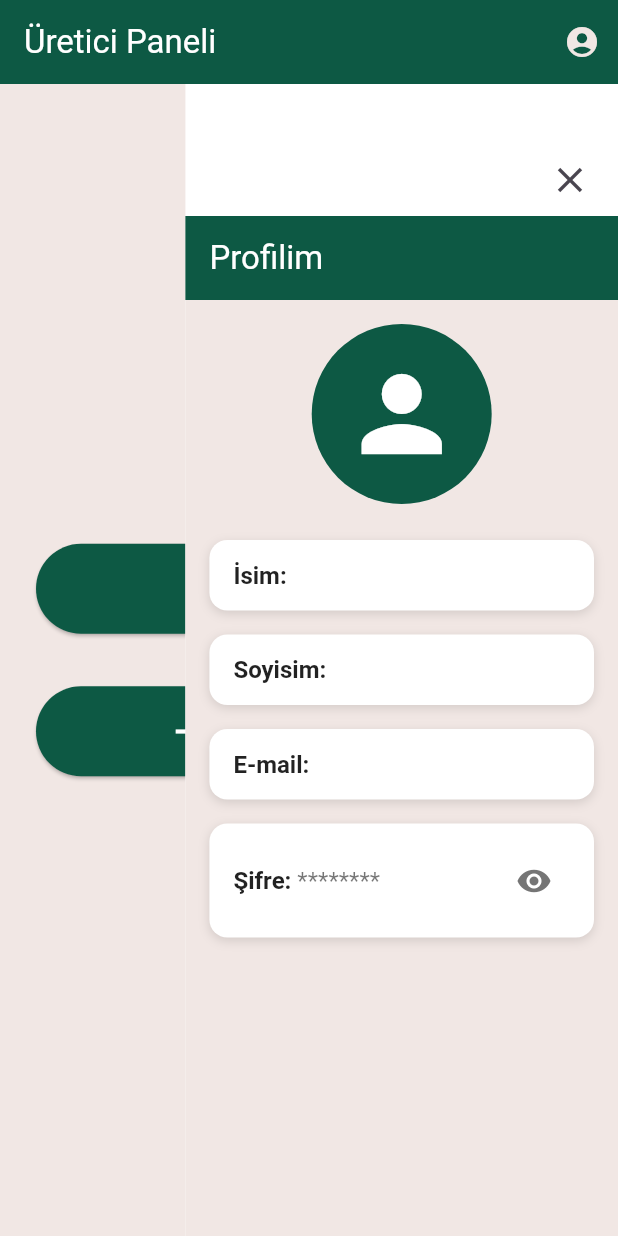
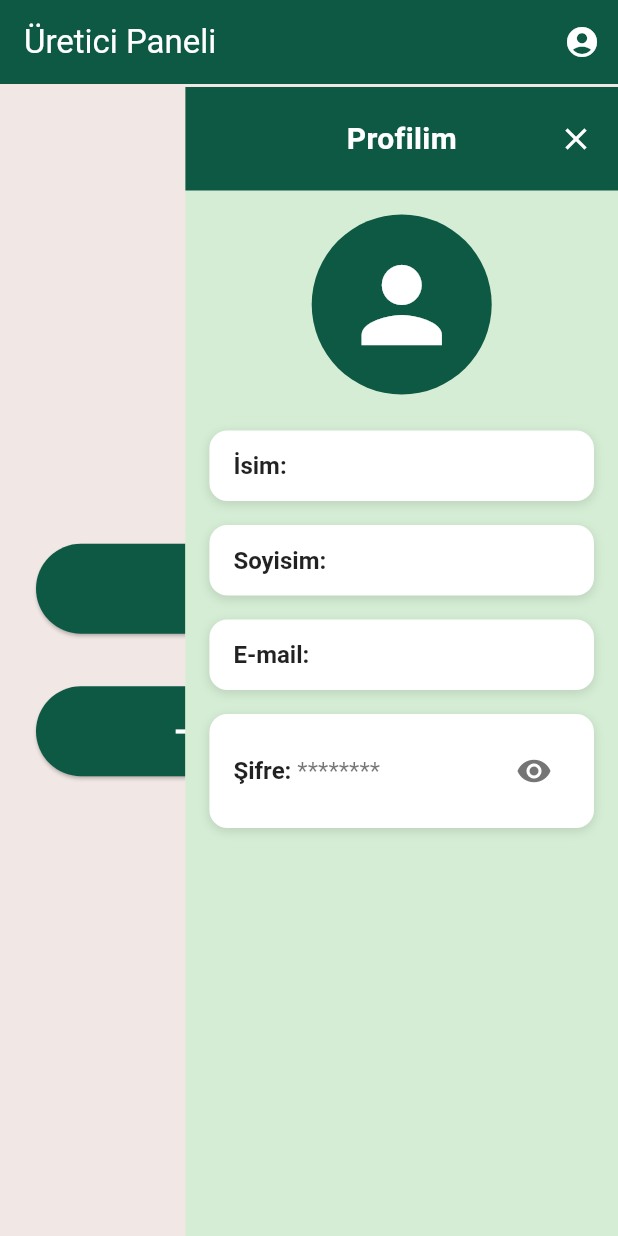
Before and after one commit to amessyrem/emmi, a Flutter app: the ProducerScreen screen opened directly, after a tap on the "account circle" icon, on a phone screen of 412 x 824 dp. Run offline on Flutter 3.47's test engine with Material 3 defaults, Android fonts, the phone set to English and light mode, and no system bars; our stand-ins replace cloud_firestore, firebase_auth, firebase_core, lottie; accounts and stored records are empty; statements that could not run were skipped.

Commit message:
Profil ekranındaki beyaz ekran hatası ortadan kaldırıldı / Profil ekranı iyileştirildi

```diff
--- a/lib/screens/producer_screen.dart
+++ b/lib/screens/producer_screen.dart
@@ -3,7 +3,7 @@ import 'package:firebase_auth/firebase_auth.dart';
 
 import 'products_screen.dart';
 import 'new_products_screen.dart';
-import 'profile_screen.dart';  // ProfilePanel widget'ını ayrı dosyaya koyduysan böyle import et
+import 'profile_screen.dart';
 
 class ProducerScreen extends StatefulWidget {
   @override
@@ -54,7 +54,7 @@ class _ProducerScreenState extends State<ProducerScreen> with SingleTickerProvid
         backgroundColor: Color(0xFF0D5944),
         actions: [
           IconButton(
-            icon: const Icon(Icons.account_circle, color: Color(0xFFF1E7E4)),
+            icon: const Icon(Icons.account_circle, color: Color(0xFFFFFFFF)),
             onPressed: _toggleProfilePanel,
           ),
         ],
@@ -120,19 +120,15 @@ class _ProducerScreenState extends State<ProducerScreen> with SingleTickerProvid
                 alignment: Alignment.centerRight,
                 child: Container(
                   width: MediaQuery.of(context).size.width * 0.7,
-                  color: Colors.white,
+                  color: Color(0xFFF1E7E4),
                   child: Column(
                     children: [
                       // Kapatma butonu
                       Container(
-                        padding: EdgeInsets.only(top: 40, right: 8),
+                        padding: EdgeInsets.only(top: 2, right: 8),
                         alignment: Alignment.topRight,
-                        child: IconButton(
-                          icon: Icon(Icons.close, size: 28),
-                          onPressed: _toggleProfilePanel,
-                        ),
                       ),
-                      Expanded(child: ProfileScreen()),
+                      Expanded(child: ProfileScreen(onClose: _toggleProfilePanel)),
                     ],
                   ),
                 ),
--- a/lib/screens/profile_screen.dart
+++ b/lib/screens/profile_screen.dart
@@ -3,6 +3,10 @@ import 'package:firebase_auth/firebase_auth.dart';
 import 'package:cloud_firestore/cloud_firestore.dart';
 
 class ProfileScreen extends StatefulWidget {
+  final VoidCallback onClose; // paneli kapatacak fonksiyon
+
+  const ProfileScreen({required this.onClose});
+
   @override
   State<ProfileScreen> createState() => _ProfileScreenState();
 }
@@ -79,13 +83,9 @@ class _ProfileScreenState extends State<ProfileScreen> {
 
   @override
   Widget build(BuildContext context) {
-    return Scaffold(
-      appBar: AppBar(
-        title: Text("Profilim" , style: TextStyle(color: Colors.white)),
-        backgroundColor: Color(0xFF0D5944),
-      ),
-      backgroundColor: Color(0xFFF1E7E4),
-      body: FutureBuilder<DocumentSnapshot<Map<String, dynamic>>>(
+    return Container(
+      color: Color(0xFFD5EDD4),
+      child: FutureBuilder<DocumentSnapshot<Map<String, dynamic>>>(
         future: getUserData(),
         builder: (context, snapshot) {
           if (snapshot.connectionState == ConnectionState.waiting)
@@ -100,7 +100,38 @@ class _ProfileScreenState extends State<ProfileScreen> {
           var userData = snapshot.data!.data()!;
 
           return SingleChildScrollView(
-            padding: EdgeInsets.all(16),
+            child: Column(
+              children: [
+                // Üst başlık ve kapatma butonu
+                Container(
+                  padding: EdgeInsets.symmetric(horizontal: 16, vertical: 20),
+                  width: double.infinity,
+                  color: Color(0xFF0D5944),
+                  child: Stack(
+                    alignment: Alignment.center,
+                    children: [
+                      Center(
+                        child: Text(
+                          'Profilim',
+                          style: TextStyle(
+                            color: Colors.white,
+                            fontSize: 20,
+                            fontWeight: FontWeight.bold,
+                          ),
+                        ),
+                      ),
+                      Positioned(
+                        right: 0,
+                        child: GestureDetector(
+                          onTap: widget.onClose,
+                          child: Icon(Icons.close, color: Colors.white),
+                        ),
+                      ),
+                    ],
+                  ),
+                ),
+                Padding(
+                  padding: const EdgeInsets.all(16.0),
                   child: Column(
                     children: [
                       CircleAvatar(
@@ -119,6 +150,9 @@ class _ProfileScreenState extends State<ProfileScreen> {
                       buildInfoBox("Şifre", userData.containsKey('sifre') ? userData['sifre'] : "********", isPassword: true),
                     ],
                   ),
+                ),
+              ],
+            ),
           );
         },
       ),
```
Lines whose indentation alone changed are shown as unchanged.
